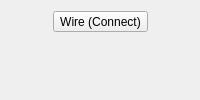
Above: UI/glitch-tools.ui from textbrowser/glitch before the change. Below: the same form after it.
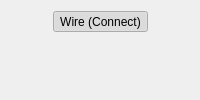
That is the form after the change. Icons and pictures are not drawn.

Commit message: Wire (default).

Diff of the .ui file:
```diff
--- a/UI/glitch-tools.ui
+++ b/UI/glitch-tools.ui
@@ -50,6 +50,9 @@
        <property name="checkable">
         <bool>true</bool>
        </property>
+       <property name="checked">
+        <bool>true</bool>
+       </property>
       </widget>
      </item>
      <item row="1" column="2">
```
